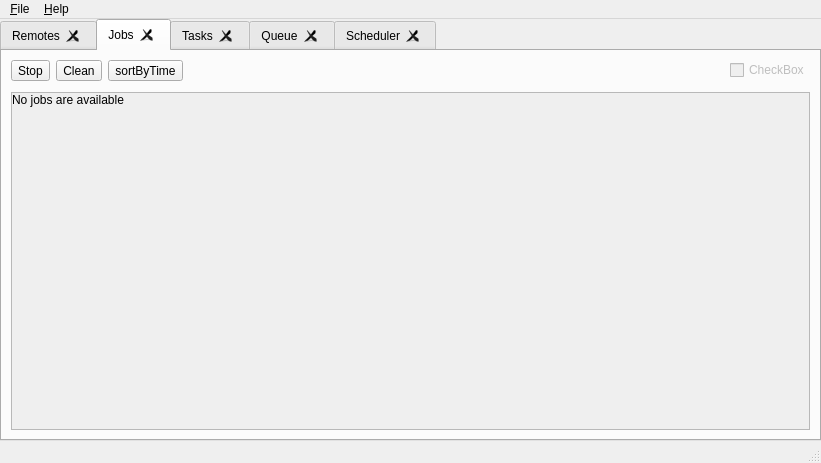
This is src/main_window.ui in shahidabrar/RcloneBrowser as Qt 5 draws it before an edit. The edited form follows.
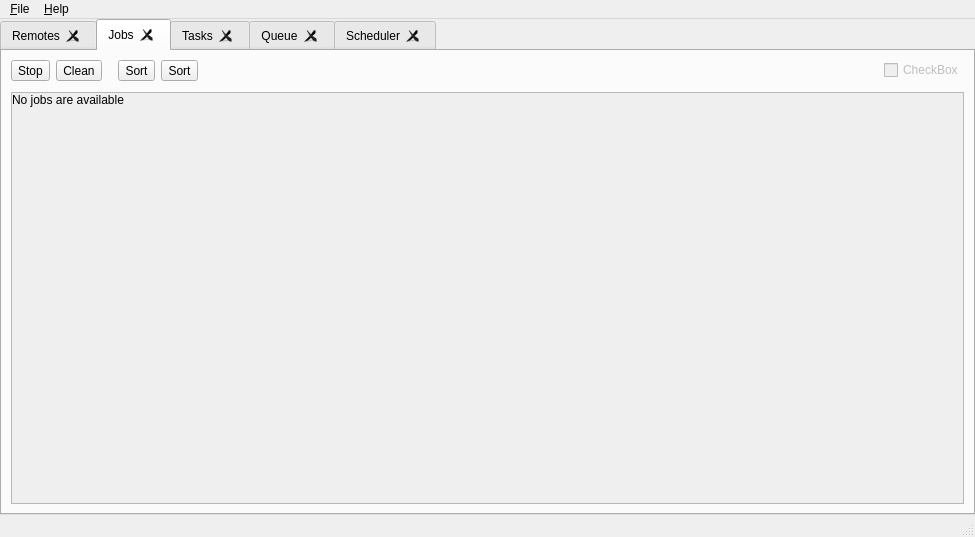
This is the edited form.

```diff
--- a/src/main_window.ui
+++ b/src/main_window.ui
@@ -6,8 +6,8 @@
    <rect>
     <x>0</x>
     <y>0</y>
-    <width>821</width>
-    <height>463</height>
+    <width>975</width>
+    <height>537</height>
    </rect>
   </property>
   <property name="windowTitle">
@@ -180,10 +180,42 @@
             </property>
            </widget>
           </item>
+          <item>
+           <spacer name="horizontalSpacer_11">
+            <property name="orientation">
+             <enum>Qt::Horizontal</enum>
+            </property>
+            <property name="sizeType">
+             <enum>QSizePolicy::Fixed</enum>
+            </property>
+            <property name="sizeHint" stdset="0">
+             <size>
+              <width>10</width>
+              <height>20</height>
+             </size>
+            </property>
+           </spacer>
+          </item>
           <item>
            <widget class="QToolButton" name="buttonSortByTime">
             <property name="text">
-             <string>sortByTime</string>
+             <string>Sort</string>
+            </property>
+            <property name="toolButtonStyle">
+             <enum>Qt::ToolButtonTextUnderIcon</enum>
+            </property>
+           </widget>
+          </item>
+          <item>
+           <widget class="QToolButton" name="buttonSortByStatus">
+            <property name="toolTip">
+             <string>Sort by start status</string>
+            </property>
+            <property name="statusTip">
+             <string>Sort by start status</string>
+            </property>
+            <property name="text">
+             <string>Sort</string>
             </property>
             <property name="toolButtonStyle">
              <enum>Qt::ToolButtonTextUnderIcon</enum>
@@ -241,8 +273,8 @@
             <rect>
              <x>0</x>
              <y>0</y>
-             <width>773</width>
-             <height>297</height>
+             <width>927</width>
+             <height>371</height>
             </rect>
            </property>
            <layout class="QVBoxLayout" name="verticalLayout_4">
@@ -872,7 +904,7 @@
     <rect>
      <x>0</x>
      <y>0</y>
-     <width>821</width>
+     <width>975</width>
      <height>22</height>
     </rect>
    </property>
```
Left out of the diff: 34 changed lines with no effect on the pictures.
